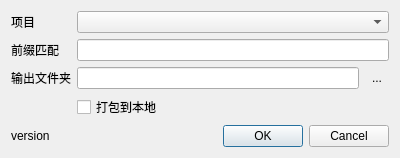
First picture: the form in csheet_tool.ui, repository WuLiFang/wlf, before the edit.
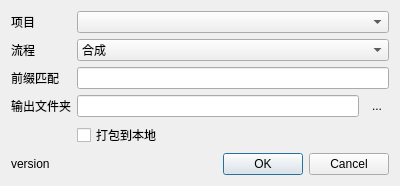
Second picture: the form after the edit.

Commit message: csheet_tool 0.3.0 # Support other pipeline

What changed in the file:
```diff
--- a/csheet_tool.ui
+++ b/csheet_tool.ui
@@ -21,31 +21,31 @@
      </property>
     </widget>
    </item>
-   <item row="1" column="0">
+   <item row="2" column="0">
     <widget class="QLabel" name="label_2">
      <property name="text">
       <string>前缀匹配</string>
      </property>
     </widget>
    </item>
-   <item row="1" column="1">
+   <item row="2" column="1">
     <widget class="QLineEdit" name="lineEditPrefix"/>
    </item>
-   <item row="2" column="0">
+   <item row="3" column="0">
     <widget class="QLabel" name="label_3">
      <property name="text">
       <string>输出文件夹</string>
      </property>
     </widget>
    </item>
-   <item row="3" column="1">
+   <item row="4" column="1">
     <widget class="QCheckBox" name="checkBoxPack">
      <property name="text">
       <string>打包到本地</string>
      </property>
     </widget>
    </item>
-   <item row="2" column="1">
+   <item row="3" column="1">
     <layout class="QHBoxLayout" name="horizontalLayout">
      <item>
       <widget class="QLineEdit" name="lineEditOutDir"/>
@@ -62,7 +62,7 @@
      </item>
     </layout>
    </item>
-   <item row="5" column="1">
+   <item row="6" column="1">
     <widget class="QDialogButtonBox" name="buttonBox">
      <property name="orientation">
       <enum>Qt::Horizontal</enum>
@@ -72,7 +72,7 @@
      </property>
     </widget>
    </item>
-   <item row="5" column="0">
+   <item row="6" column="0">
     <widget class="QLabel" name="labelVersion">
      <property name="text">
       <string>version</string>
@@ -82,6 +82,27 @@
    <item row="0" column="1">
     <widget class="QComboBox" name="comboBoxProject"/>
    </item>
+   <item row="1" column="0">
+    <widget class="QLabel" name="label_4">
+     <property name="text">
+      <string>流程</string>
+     </property>
+    </widget>
+   </item>
+   <item row="1" column="1">
+    <widget class="QComboBox" name="comboBoxPipeline">
+     <item>
+      <property name="text">
+       <string>合成</string>
+      </property>
+     </item>
+     <item>
+      <property name="text">
+       <string>灯光</string>
+      </property>
+     </item>
+    </widget>
+   </item>
   </layout>
   <action name="actionDir">
    <property name="text">
```
The commit also changes 1 other file.
